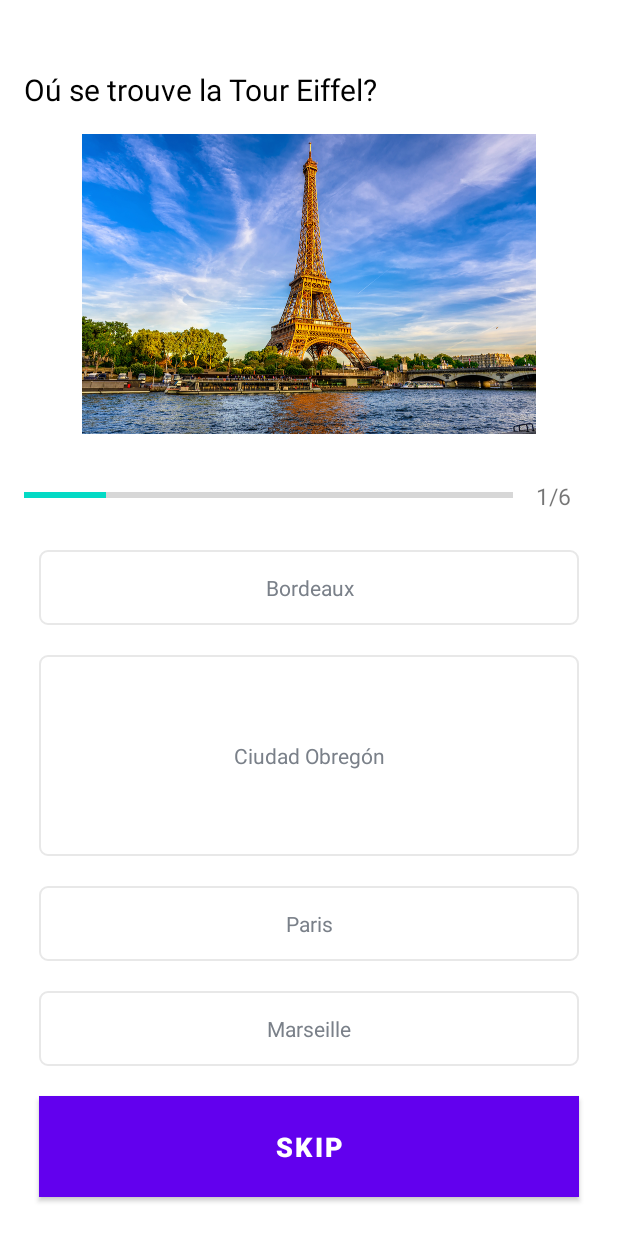
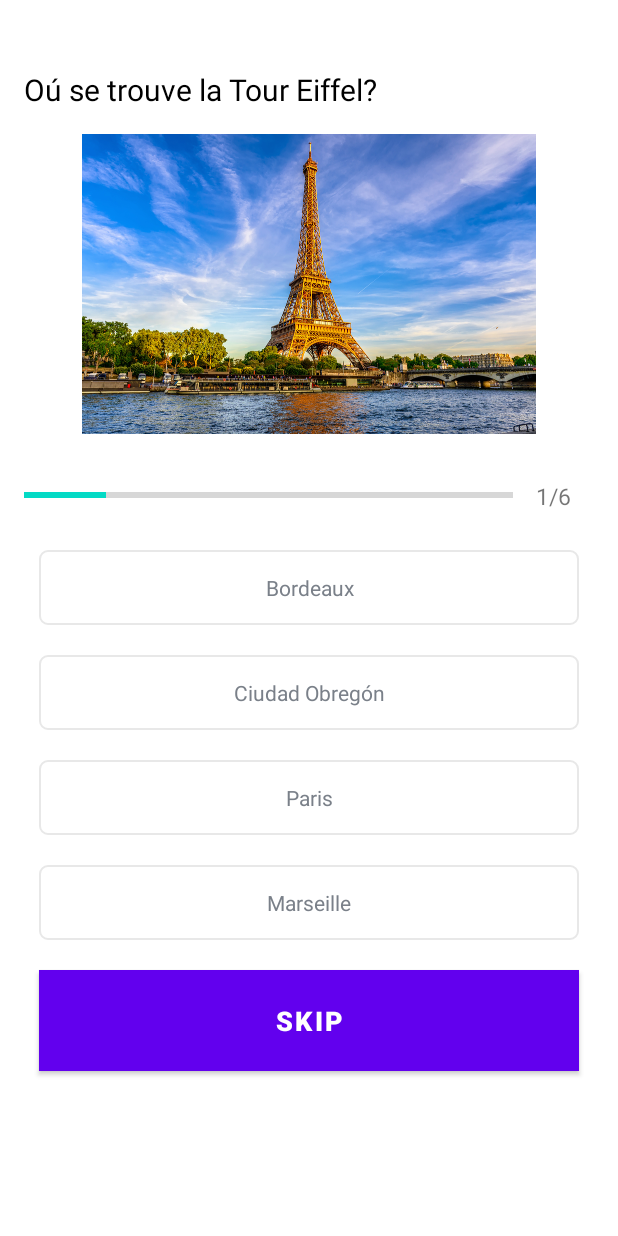
Before and after one commit to DanielSalas11/QuizApp, an Android app: the QuizQuestionsActivity screen opened directly, with no data from a screen before it, on a phone screen of 412 x 824 dp. Run offline under Robolectric (Android 15) with nearby library versions, the phone set to English and light mode, and no system bars.

Commit message:
Fixed large displays bugs with textviews

```diff
--- a/app/src/main/res/layout/activity_quiz_questions.xml
+++ b/app/src/main/res/layout/activity_quiz_questions.xml
@@ -72,9 +72,8 @@
         <TextView
             android:id="@+id/tv_Option_Two"
             android:layout_width="match_parent"
-            android:layout_height="match_parent"
+            android:layout_height="wrap_content"
             android:layout_margin="10dp"
-            android:layout_weight="1"
             android:gravity="center"
             android:textAlignment="center"
             android:background="@drawable/default_option_border_bg"
```
Also changed, not shown: 5 other files.
